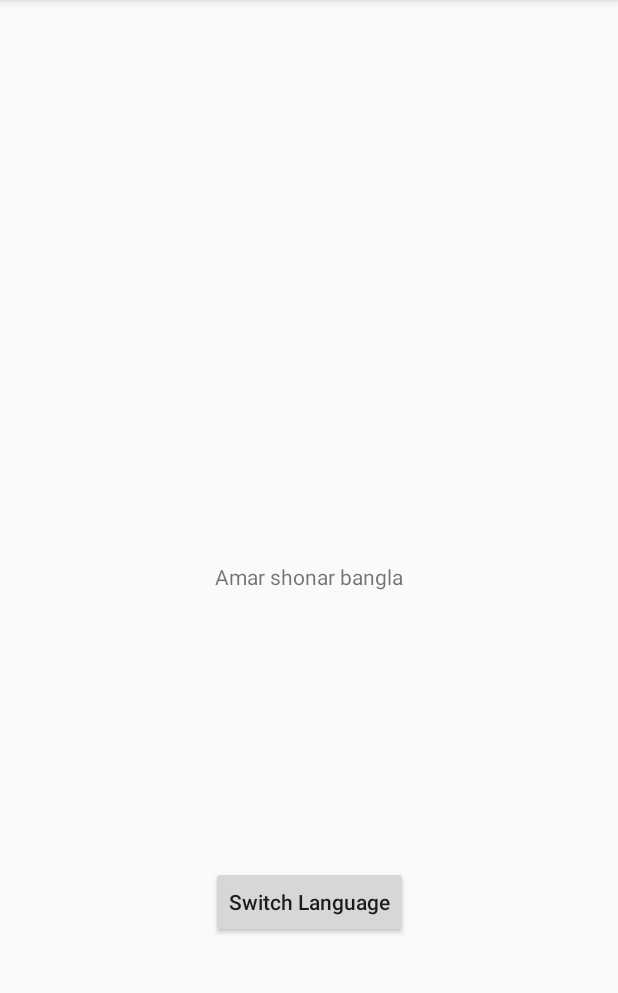
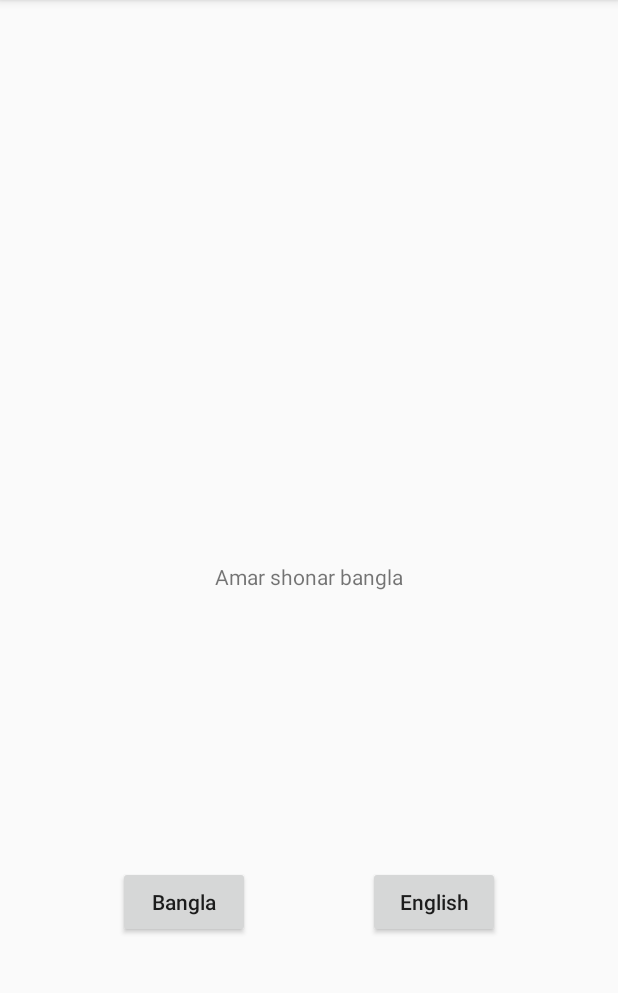
Before and after one commit to shameemjatri/localization, an Android app: the screen it shows after launch (MainActivity), on a phone screen of 412 x 824 dp, the part 84-1077 px from its top. Run offline under Robolectric (Android 15) with nearby library versions, the phone set to English and light mode, and no system bars.

Commit message:
added localization

```diff
--- a/app/src/main/java/co/jatri/localization/MainActivity.kt
+++ b/app/src/main/java/co/jatri/localization/MainActivity.kt
@@ -16,31 +16,27 @@ class MainActivity : AppCompatActivity() {
         super.onCreate(savedInstanceState)
         setContentView(R.layout.activity_main)
 
-        val btnView = findViewById<Button>(R.id.button_language_switch)
+        val btnBangla = findViewById<Button>(R.id.button_bangla)
+        val btnEnglish = findViewById<Button>(R.id.button_english)
         val textView = findViewById<TextView>(R.id.text_view_hello)
         textView.text=this.resources.getString(R.string.hello)
-        btnView.text=this.resources.getString(R.string.switch_language)
 
 
-        btnView.setOnClickListener(View.OnClickListener {
 
+        btnBangla.setOnClickListener(View.OnClickListener {
             val localeToSwitchTo = Locale("bn")
             ContextUtils.updateLocale(this, localeToSwitchTo)
             textView.text=this.resources.getString(R.string.hello)
-            btnView.text=this.resources.getString(R.string.switch_language)
+        })
+
+        btnEnglish.setOnClickListener(View.OnClickListener {
+            val localeToSwitchTo = Locale("en")
+            ContextUtils.updateLocale(this, localeToSwitchTo)
+            textView.text=this.resources.getString(R.string.hello)
         })
     }
 
 
 
-    override fun attachBaseContext(newBase: Context?) {
-
-        val localeToSwitchTo = Locale("en")
-        val localeUpdatedContext =
-            ContextUtils.updateLocale(newBase!!, localeToSwitchTo)
-        super.attachBaseContext(localeUpdatedContext)
-
-    }
-
 
 }
--- a/app/src/main/res/layout/activity_main.xml
+++ b/app/src/main/res/layout/activity_main.xml
@@ -16,16 +16,27 @@
         app:layout_constraintTop_toTopOf="parent" />
 
     <Button
-        android:id="@+id/button_language_switch"
+        android:id="@+id/button_bangla"
         android:layout_width="wrap_content"
         android:layout_height="wrap_content"
         android:layout_marginTop="40dp"
-        android:text="@string/switch_language"
-        app:layout_constraintEnd_toEndOf="parent"
+        android:text="@string/bangla"
+        app:layout_constraintEnd_toStartOf="@+id/button_english"
         app:layout_constraintStart_toStartOf="parent"
         android:textAllCaps="false"
         app:layout_constraintBottom_toBottomOf="parent"
         app:layout_constraintTop_toBottomOf="@+id/text_view_hello"
         />
 
+    <Button
+        android:id="@+id/button_english"
+        android:layout_width="wrap_content"
+        android:layout_height="wrap_content"
+        android:text="@string/english"
+        android:textAllCaps="false"
+        app:layout_constraintBottom_toBottomOf="@+id/button_bangla"
+        app:layout_constraintEnd_toEndOf="parent"
+        app:layout_constraintStart_toEndOf="@+id/button_bangla"
+        app:layout_constraintTop_toTopOf="@+id/button_bangla" />
+
 </androidx.constraintlayout.widget.ConstraintLayout>
--- a/app/src/main/res/values/strings.xml
+++ b/app/src/main/res/values/strings.xml
@@ -2,4 +2,6 @@
     <string name="app_name">Localization</string>
     <string name="hello">Amar shonar bangla</string>
     <string name="switch_language">Switch Language</string>
+    <string name="bangla">Bangla</string>
+    <string name="english">English</string>
 </resources>
```
Also changed, not shown: 1 other file.
